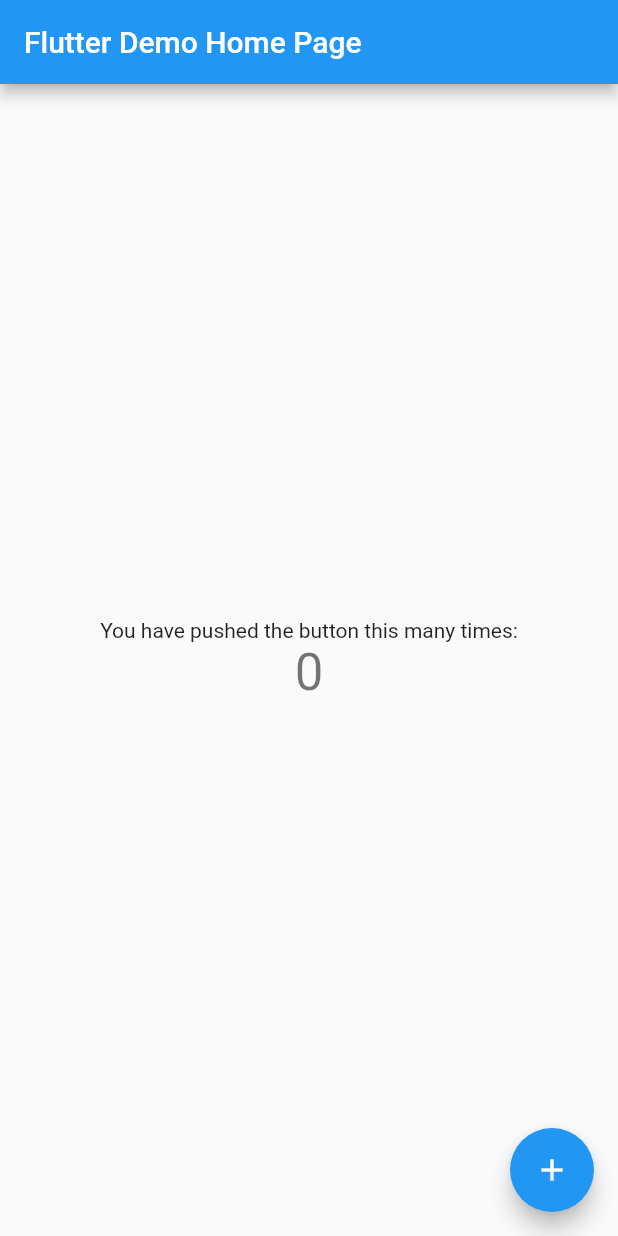
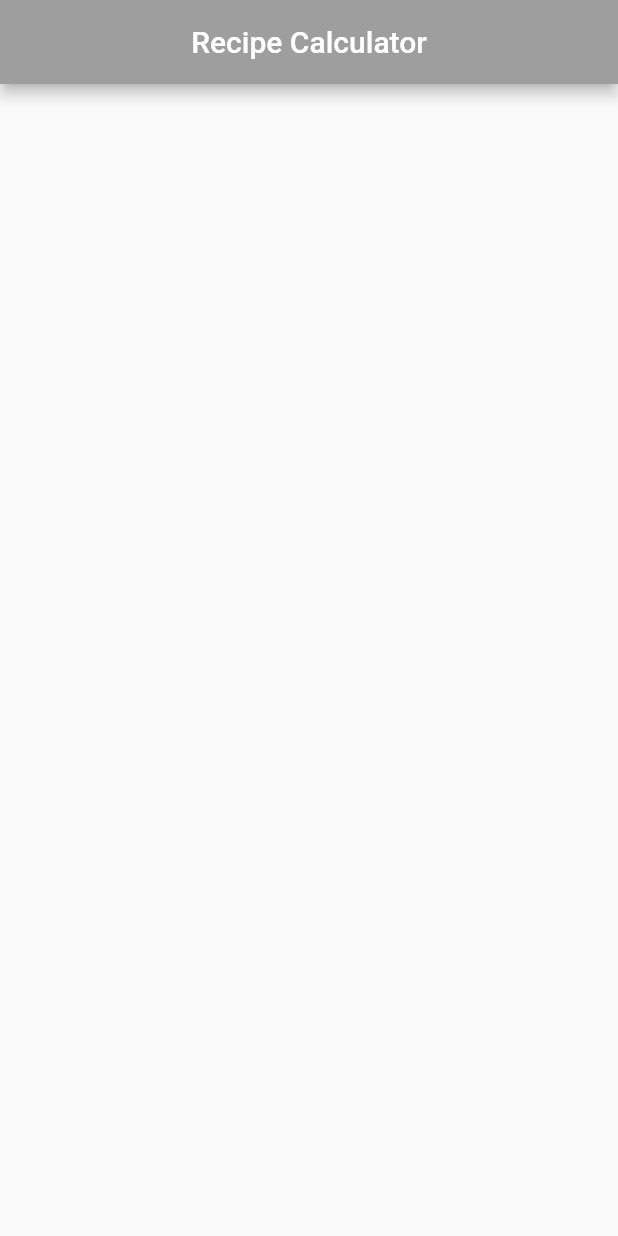
Before and after one commit to vinaytiparadi/flutter_recipes_01, a Flutter app: the screen it shows after launch, on a phone screen of 412 x 824 dp. Run offline on Flutter 3.47's test engine with Material 2 defaults, Android fonts, the phone set to English and light mode, and no system bars.

Commit message:
cleanup code

```diff
--- a/lib/main.dart
+++ b/lib/main.dart
@@ -7,24 +7,24 @@ void main() {
 class RecipeApp extends StatelessWidget {
   const RecipeApp({Key? key}) : super(key: key);
 
-  // This widget is the root of your application.
+  // 1
   @override
   Widget build(BuildContext context) {
+    // 2
+    final ThemeData theme = ThemeData();
+    // 3
     return MaterialApp(
-      title: 'Flutter Demo',
-      theme: ThemeData(
-        // This is the theme of your application.
-        //
-        // Try running your application with "flutter run". You'll see the
-        // application has a blue toolbar. Then, without quitting the app, try
-        // changing the primarySwatch below to Colors.green and then invoke
-        // "hot reload" (press "r" in the console where you ran "flutter run",
-        // or simply save your changes to "hot reload" in a Flutter IDE).
-        // Notice that the counter didn't reset back to zero; the application
-        // is not restarted.
-        primarySwatch: Colors.blue,
+      // 4
+      title: 'Recipe Calculator',
+      // 5
+      theme: theme.copyWith(
+        colorScheme: theme.colorScheme.copyWith(
+          primary: Colors.grey,
+          secondary: Colors.black,
+        ),
       ),
-      home: const MyHomePage(title: 'Flutter Demo Home Page'),
+      // 6
+      home: const MyHomePage(title: 'Recipe Calculator'),
     );
   }
 }
@@ -48,68 +48,22 @@ class MyHomePage extends StatefulWidget {
 }
 
 class _MyHomePageState extends State<MyHomePage> {
-  int _counter = 0;
-
-  void _incrementCounter() {
-    setState(() {
-      // This call to setState tells the Flutter framework that something has
-      // changed in this State, which causes it to rerun the build method below
-      // so that the display can reflect the updated values. If we changed
-      // _counter without calling setState(), then the build method would not be
-      // called again, and so nothing would appear to happen.
-      _counter++;
-    });
-  }
-
   @override
   Widget build(BuildContext context) {
-    // This method is rerun every time setState is called, for instance as done
-    // by the _incrementCounter method above.
-    //
-    // The Flutter framework has been optimized to make rerunning build methods
-    // fast, so that you can just rebuild anything that needs updating rather
-    // than having to individually change instances of widgets.
+    // 1
     return Scaffold(
+      // 2
       appBar: AppBar(
-        // Here we take the value from the MyHomePage object that was created by
-        // the App.build method, and use it to set our appbar title.
         title: Text(widget.title),
+        centerTitle: true,
       ),
-      body: Center(
-        // Center is a layout widget. It takes a single child and positions it
-        // in the middle of the parent.
-        child: Column(
-          // Column is also a layout widget. It takes a list of children and
-          // arranges them vertically. By default, it sizes itself to fit its
-          // children horizontally, and tries to be as tall as its parent.
-          //
-          // Invoke "debug painting" (press "p" in the console, choose the
-          // "Toggle Debug Paint" action from the Flutter Inspector in Android
-          // Studio, or the "Toggle Debug Paint" command in Visual Studio Code)
-          // to see the wireframe for each widget.
-          //
-          // Column has various properties to control how it sizes itself and
-          // how it positions its children. Here we use mainAxisAlignment to
-          // center the children vertically; the main axis here is the vertical
-          // axis because Columns are vertical (the cross axis would be
-          // horizontal).
-          mainAxisAlignment: MainAxisAlignment.center,
-          children: <Widget>[
-            const Text(
-              'You have pushed the button this many times:',
-            ),
-            Text(
-              '$_counter',
-              style: Theme.of(context).textTheme.headline4,
-            ),
-          ],
-        ),
+      // 3
+      body: SafeArea(
+        // TODO: Replace child: Container()
+        // 4
+        child: Container(),
       ),
-      floatingActionButton: FloatingActionButton(
-        onPressed: _incrementCounter,
-        tooltip: 'Increment',
-        child: const Icon(Icons.add),
-      ), // This trailing comma makes auto-formatting nicer for build methods.
     );
   }
+// TODO: Add buildRecipeCard() here
 }
--- /dev/null
+++ b/lib/recipe.dart
@@ -0,0 +1,11 @@
+class Recipe {
+  String label;
+  String imageUrl;
+  // TODO: Add servings and ingredients here
+  Recipe(
+      this.label,
+      this.imageUrl,
+      );
+// TODO; Add List<Recipe> here
+}
+// TODO: Add Ingredient() here
```
